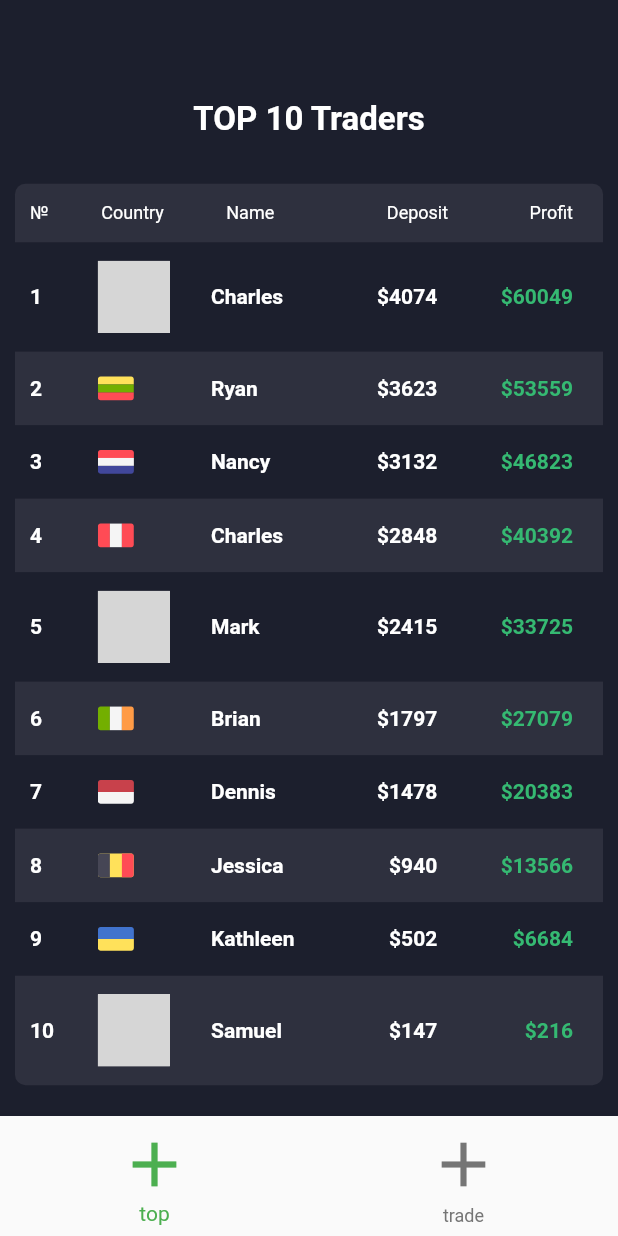
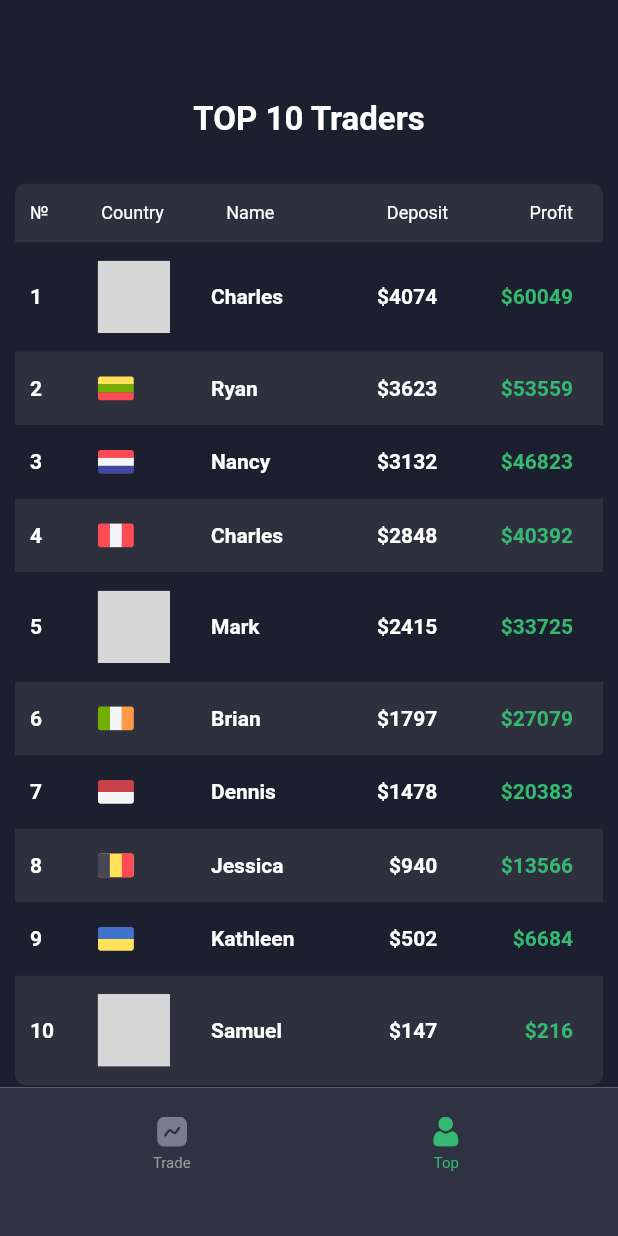
Before and after one commit to nikiforov5000/webview-charts, a Flutter app: the HomeScreen screen opened by its route, on a phone screen of 412 x 824 dp. Run offline on Flutter 3.47's test engine with Material 2 defaults, Android fonts, the phone set to English and light mode, and no system bars; our stand-ins replace firebase_core, firebase_messaging, flutter_svg, webview_flutter; accounts and stored records are empty; grey boxes are pictures that could not be loaded.

Commit message:
navbar is designed

```diff
--- /dev/null
+++ b/lib/common_widgets/nav_bar.dart
@@ -0,0 +1,35 @@
+import 'package:flutter/material.dart';
+import 'package:test_job_slavit_ou/common_widgets/nav_bar_icons.dart';
+import 'package:test_job_slavit_ou/constants/colors.dart';
+import 'package:test_job_slavit_ou/constants/text_styles.dart';
+
+class NavBar extends StatefulWidget {
+  int currentIndex;
+  NavBar(this.currentIndex, {Key? key}) : super(key: key);
+
+  @override
+  State<NavBar> createState() => _NavBarState();
+}
+
+class _NavBarState extends State<NavBar> {
+  @override
+  Widget build(BuildContext context) {
+    return Container(
+      color: kNavBarBackgroundColor,
+      padding: const EdgeInsets.only(left: 23, right: 23, bottom: 33, top: 10),
+      child: BottomNavigationBar(
+        elevation: 0,
+        iconSize: 50,
+        backgroundColor: kNavBarBackgroundColor,
+        selectedItemColor: kGreenColor,
+        selectedLabelStyle: kNavBarLabelTextStyle,
+        unselectedLabelStyle: kNavBarLabelTextStyle,
+        unselectedItemColor: Colors.grey,
+        type: BottomNavigationBarType.fixed,
+        currentIndex: widget.currentIndex,
+        onTap: (index) => setState(() => widget.currentIndex = index),
+        items: NavBarIcons.getIcons(),
+      ),
+    );
+  }
+}
--- /dev/null
+++ b/lib/common_widgets/nav_bar_icons.dart
@@ -0,0 +1,42 @@
+import 'package:flutter/material.dart';
+import 'package:flutter_svg/flutter_svg.dart';
+import 'package:test_job_slavit_ou/constants/colors.dart';
+
+class NavBarIcons {
+  static const ColorFilter inactiveColorFilter =
+      ColorFilter.mode(kGreyColor, BlendMode.srcIn);
+  static const ColorFilter activeColorFilter =
+      ColorFilter.mode(kGreenColor, BlendMode.srcIn);
+  static const String topIconPath = 'assets/images/icons/top.svg';
+  static const String tradeIconPath = 'assets/images/icons/trade.svg';
+
+  static final trade = makeNavBarItem(tradeIconPath, 'Trade');
+  static final top = makeNavBarItem(topIconPath, 'Top');
+
+  static makeNavBarItem(String path, String label) {
+    return BottomNavigationBarItem(
+      label: label,
+      icon: Padding(
+        padding: const EdgeInsets.only(bottom: 5),
+        child: SvgPicture.asset(
+          path,
+          colorFilter: inactiveColorFilter,
+        ),
+      ),
+      activeIcon: Padding(
+        padding: const EdgeInsets.only(bottom: 5),
+        child: SvgPicture.asset(
+          path,
+          colorFilter: activeColorFilter,
+        ),
+      ),
+    );
+  }
+
+  static getIcons() {
+    return <BottomNavigationBarItem>[
+      trade,
+      top,
+    ];
+  }
+}
--- a/lib/constants/colors.dart
+++ b/lib/constants/colors.dart
@@ -2,6 +2,10 @@ import 'package:flutter/material.dart';
 
 const kGreenColor = Color(0xff35B972);
 
+const kGreyColor = Color(0xff787D8F);
+
 const kDarkBackgroundColor = Color(0xff1C1F2D);
 
 const kLightRowColor = Color(0xff2E303E);
+
+  const kNavBarBackgroundColor = Color(0xff2E3241);
--- /dev/null
+++ b/lib/constants/text_styles.dart
@@ -0,0 +1,5 @@
+import 'package:flutter/cupertino.dart';
+
+const kNavBarLabelTextStyle = TextStyle(
+  fontSize: 10,
+);
--- a/lib/main.dart
+++ b/lib/main.dart
@@ -57,8 +57,7 @@ class _MyAppState extends State<MyApp> {
                 ),
               ],
             );
-        }
-      );
+          });
     });
   }
 
@@ -68,12 +67,11 @@ class _MyAppState extends State<MyApp> {
       providers: [
         ChangeNotifierProvider(create: (_) => CurrencyProvider()),
         ChangeNotifierProvider(create: (_) => BalanceProvider()),
-
       ],
       child: MaterialApp(
         debugShowCheckedModeBanner: false,
+        initialRoute: HomeScreen.id,
         // initialRoute: PreloaderScreen.id,
-        initialRoute: PreloaderScreen.id,
         routes: {
           HomeScreen.id: (context) => HomeScreen(),
           CurrencyPairScreen.id: (context) => CurrencyPairScreen(),
--- a/lib/screens/home/home_screen.dart
+++ b/lib/screens/home/home_screen.dart
@@ -1,14 +1,16 @@
 import 'package:flutter/material.dart';
 import 'package:provider/provider.dart';
+import 'package:test_job_slavit_ou/common_widgets/nav_bar.dart';
 import 'package:test_job_slavit_ou/data/balance_provieder.dart';
+import 'package:test_job_slavit_ou/data/currency_pair.dart';
 import 'package:test_job_slavit_ou/data/currency_provider.dart';
-import 'package:test_job_slavit_ou/data/currency_pair.dart';
 import 'package:test_job_slavit_ou/models/balance.dart';
 import 'package:test_job_slavit_ou/screens/top/top_screen.dart';
 import 'package:test_job_slavit_ou/screens/trade/trade_screen.dart';
 
 class HomeScreen extends StatefulWidget {
   static const String id = 'home_screen';
+
   HomeScreen({Key? key}) : super(key: key);
 
   @override
@@ -17,10 +19,10 @@ class HomeScreen extends StatefulWidget {
 
 class _HomeScreenState extends State<HomeScreen> {
   final screens = <Widget>[
+    TradeScreen(),
     TopScreen(),
-    TradeScreen(),
   ];
-  int currentIndex = 0;
+  int currentIndex = 1;
 
   @override
   Widget build(BuildContext context) {
@@ -37,18 +39,7 @@ class _HomeScreenState extends State<HomeScreen> {
             index: currentIndex,
             children: screens,
           ),
-          bottomNavigationBar: BottomNavigationBar(
-            iconSize: 50,
-            unselectedItemColor: Colors.grey.shade600,
-            selectedItemColor: Colors.green,
-            type: BottomNavigationBarType.fixed,
-            currentIndex: currentIndex,
-            onTap: (index) => setState(() => currentIndex = index),
-            items: [
-              BottomNavigationBarItem(icon: Icon(Icons.add), label: 'top'),
-              BottomNavigationBarItem(icon: Icon(Icons.add), label: 'trade'),
-            ],
-          ),
+          bottomNavigationBar: NavBar(currentIndex),
         ),
         // Opacity(
         //   opacity: 0.5,
--- a/pubspec.yaml
+++ b/pubspec.yaml
@@ -65,6 +65,8 @@ flutter:
 
   # To add assets to your application, add an assets section, like this:
   assets:
+    - assets/images/icons/top.svg
+    - assets/images/icons/trade.svg
     - assets/
     - assets/images/bg/bg.png
     - assets/images/reference/
```
Also changed, not shown: assets/images/icons/top.svg (added), assets/images/icons/trade.svg (added). Lines whose indentation alone changed are shown as unchanged.
